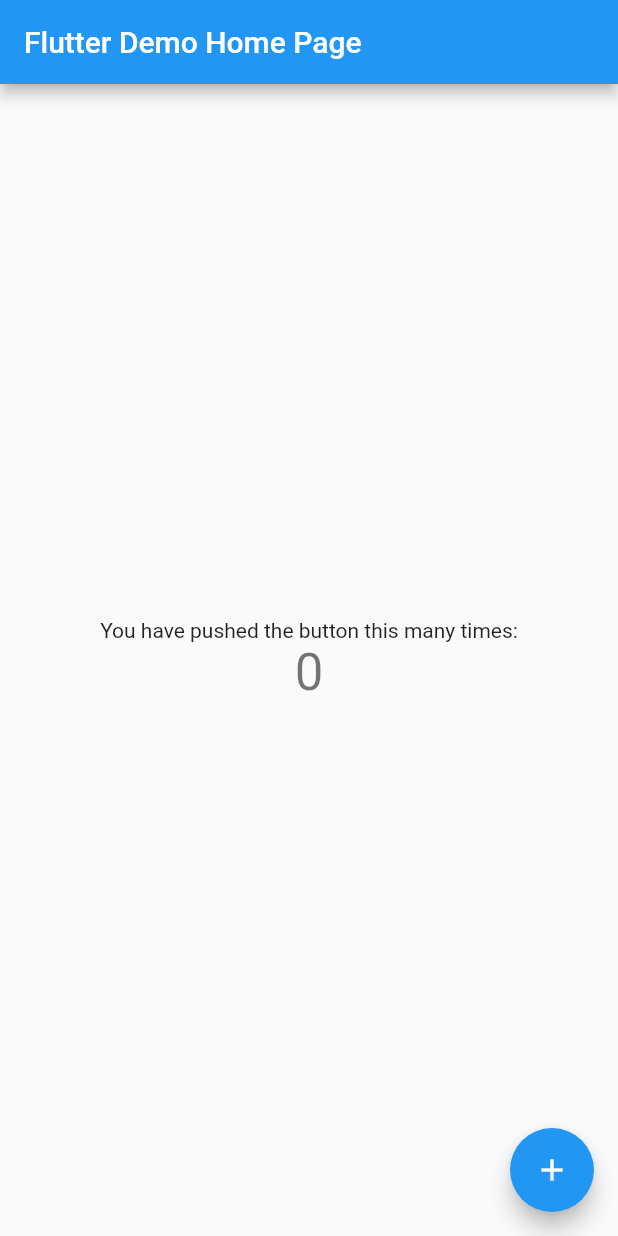
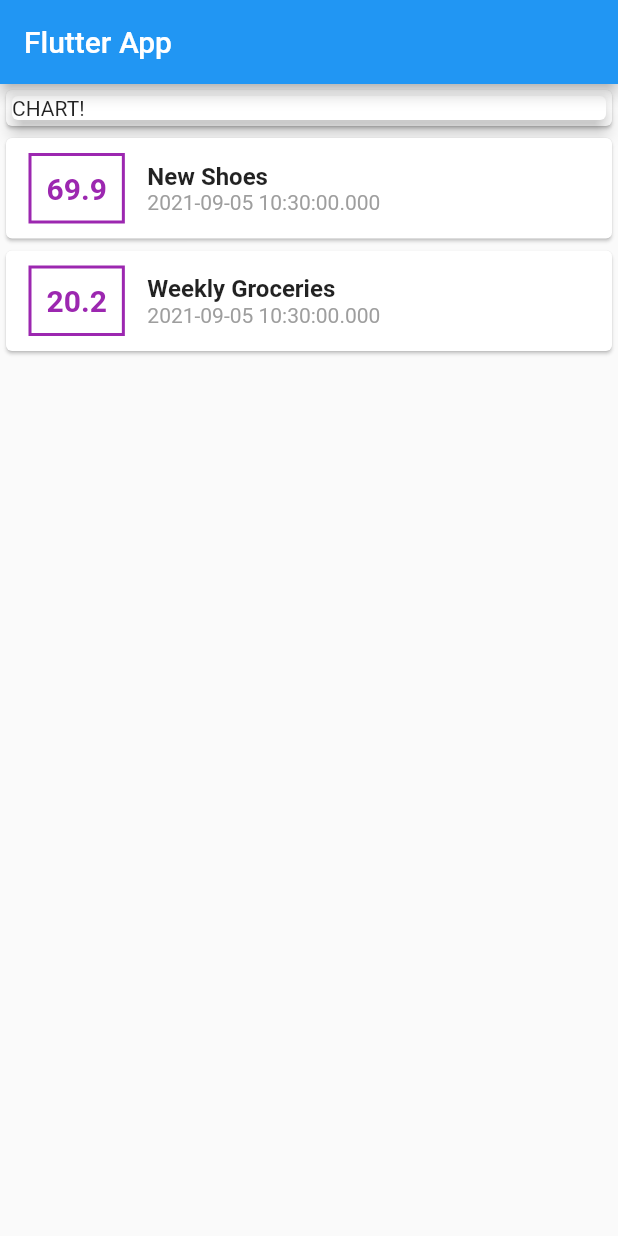
Before and after one commit to masashimorita/flutter-expenses-app, a Flutter app: the screen it shows after launch, on a phone screen of 412 x 824 dp. Run offline on Flutter 3.47's test engine with Material 2 defaults, Android fonts, the phone set to English and light mode, and no system bars.

Commit message:
feat: 🎸 Add hard coded transactions & style them

```diff
--- a/lib/main.dart
+++ b/lib/main.dart
@@ -1,113 +1,86 @@
 import 'package:flutter/material.dart';
+import './transaction.dart';
 
-void main() {
-  runApp(MyApp());
-}
+void main() => runApp(MyApp());
 
 class MyApp extends StatelessWidget {
-  // This widget is the root of your application.
   @override
   Widget build(BuildContext context) {
     return MaterialApp(
-      title: 'Flutter Demo',
-      theme: ThemeData(
-        // This is the theme of your application.
-        //
-        // Try running your application with "flutter run". You'll see the
-        // application has a blue toolbar. Then, without quitting the app, try
-        // changing the primarySwatch below to Colors.green and then invoke
-        // "hot reload" (press "r" in the console where you ran "flutter run",
-        // or simply save your changes to "hot reload" in a Flutter IDE).
-        // Notice that the counter didn't reset back to zero; the application
-        // is not restarted.
-        primarySwatch: Colors.blue,
-      ),
-      home: MyHomePage(title: 'Flutter Demo Home Page'),
+      title: 'Flutter App',
+      home: MyHomePage(),
     );
   }
 }
 
-class MyHomePage extends StatefulWidget {
-  MyHomePage({Key? key, required this.title}) : super(key: key);
-
-  // This widget is the home page of your application. It is stateful, meaning
-  // that it has a State object (defined below) that contains fields that affect
-  // how it looks.
-
-  // This class is the configuration for the state. It holds the values (in this
-  // case the title) provided by the parent (in this case the App widget) and
-  // used by the build method of the State. Fields in a Widget subclass are
-  // always marked "final".
-
-  final String title;
-
-  @override
-  _MyHomePageState createState() => _MyHomePageState();
-}
-
-class _MyHomePageState extends State<MyHomePage> {
-  int _counter = 0;
-
-  void _incrementCounter() {
-    setState(() {
-      // This call to setState tells the Flutter framework that something has
-      // changed in this State, which causes it to rerun the build method below
-      // so that the display can reflect the updated values. If we changed
-      // _counter without calling setState(), then the build method would not be
-      // called again, and so nothing would appear to happen.
-      _counter++;
-    });
-  }
+class MyHomePage extends StatelessWidget {
+  final List<Transaction> transactions = [
+    Transaction('t1', 'New Shoes', 69.9, DateTime.now()),
+    Transaction('t1', 'Weekly Groceries', 20.2, DateTime.now()),
+  ];
 
   @override
   Widget build(BuildContext context) {
-    // This method is rerun every time setState is called, for instance as done
-    // by the _incrementCounter method above.
-    //
-    // The Flutter framework has been optimized to make rerunning build methods
-    // fast, so that you can just rebuild anything that needs updating rather
-    // than having to individually change instances of widgets.
     return Scaffold(
         appBar: AppBar(
-        // Here we take the value from the MyHomePage object that was created by
-        // the App.build method, and use it to set our appbar title.
-        title: Text(widget.title),
+          title: Text('Flutter App'),
         ),
-      body: Center(
-        // Center is a layout widget. It takes a single child and positions it
-        // in the middle of the parent.
-        child: Column(
-          // Column is also a layout widget. It takes a list of children and
-          // arranges them vertically. By default, it sizes itself to fit its
-          // children horizontally, and tries to be as tall as its parent.
-          //
-          // Invoke "debug painting" (press "p" in the console, choose the
-          // "Toggle Debug Paint" action from the Flutter Inspector in Android
-          // Studio, or the "Toggle Debug Paint" command in Visual Studio Code)
-          // to see the wireframe for each widget.
-          //
-          // Column has various properties to control how it sizes itself and
-          // how it positions its children. Here we use mainAxisAlignment to
-          // center the children vertically; the main axis here is the vertical
-          // axis because Columns are vertical (the cross axis would be
-          // horizontal).
-          mainAxisAlignment: MainAxisAlignment.center,
+        body: Column(
           children: <Widget>[
+            Card(
+              child: Container(
+                  width: double.infinity,
+                  child: Card(
+                    child: Text('CHART!'),
+                    elevation: 5,
+                  )),
+            ),
+            Column(
+              children: transactions.map((tx) {
+                return Card(
+                  child: Row(
+                    children: [
+                      Container(
+                        child: Text(
+                          tx.amount.toString(),
+                          style: TextStyle(
+                            fontWeight: FontWeight.bold,
+                            fontSize: 20,
+                            color: Colors.purple,
+                          ),
+                        ),
+                        margin: EdgeInsets.symmetric(
+                          vertical: 10,
+                          horizontal: 15,
+                        ),
+                        decoration: BoxDecoration(
+                            border: Border.all(color: Colors.purple, width: 2)),
+                        padding: EdgeInsets.all(10),
+                      ),
+                      Column(
+                        children: [
                           Text(
-              'You have pushed the button this many times:',
+                            tx.title,
+                            style: TextStyle(
+                                fontSize: 16,
+                                fontWeight: FontWeight.bold
+                            ),
                           ),
                           Text(
-              '$_counter',
-              style: Theme.of(context).textTheme.headline4,
+                            tx.date.toString(),
+                            style: TextStyle(
+                              color: Colors.grey,
+                            ),
+                          ),
+                        ],
+                        crossAxisAlignment: CrossAxisAlignment.start,
                       ),
                     ],
                   ),
-      ),
-      floatingActionButton: FloatingActionButton(
-        onPressed: _incrementCounter,
-        tooltip: 'Increment',
-        child: Icon(Icons.add),
-      ), // This trailing comma makes auto-formatting nicer for build methods.
                 );
+              }).toList(),
+            )
+          ],
+        ));
   }
 }
--- /dev/null
+++ b/lib/transaction.dart
@@ -0,0 +1,13 @@
+class Transaction {
+  final String id;
+  final String title;
+  final double amount;
+  final DateTime date;
+
+  Transaction(
+    this.id,
+    this.title,
+    this.amount,
+    this.date
+  );
+}
```
Lines whose indentation alone changed are shown as unchanged.
